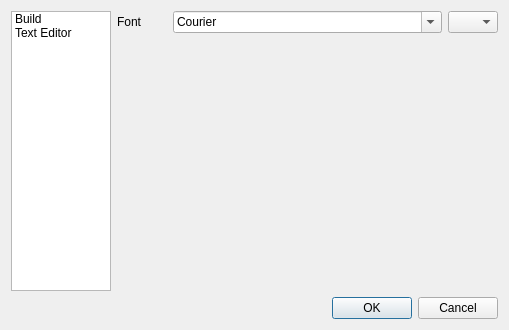
QkThings/qkide, file core/optionsdialog.ui: the form before one commit.
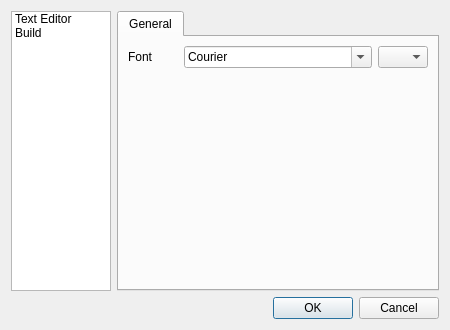
The form after the commit. The open tabs and pages were chosen to show the change.

The edit to the form file:
```diff
--- a/core/optionsdialog.ui
+++ b/core/optionsdialog.ui
@@ -6,10 +6,16 @@
    <rect>
     <x>0</x>
     <y>0</y>
-    <width>509</width>
+    <width>450</width>
     <height>330</height>
    </rect>
   </property>
+  <property name="minimumSize">
+   <size>
+    <width>450</width>
+    <height>0</height>
+   </size>
+  </property>
   <property name="windowTitle">
    <string>Options</string>
   </property>
@@ -30,16 +36,16 @@
          <height>16777215</height>
         </size>
        </property>
-       <item>
-        <property name="text">
-         <string>Build</string>
-        </property>
-       </item>
        <item>
         <property name="text">
          <string>Text Editor</string>
         </property>
        </item>
+       <item>
+        <property name="text">
+         <string>Build</string>
+        </property>
+       </item>
       </widget>
      </item>
      <item>
@@ -158,19 +164,29 @@
         </layout>
        </widget>
        <widget class="QWidget" name="page">
+        <layout class="QVBoxLayout" name="verticalLayout_5">
+         <property name="leftMargin">
+          <number>0</number>
+         </property>
+         <property name="topMargin">
+          <number>0</number>
+         </property>
+         <property name="rightMargin">
+          <number>0</number>
+         </property>
+         <property name="bottomMargin">
+          <number>0</number>
+         </property>
+         <item>
+          <widget class="QTabWidget" name="tabWidget_2">
+           <property name="currentIndex">
+            <number>0</number>
+           </property>
+           <widget class="QWidget" name="tab">
+            <attribute name="title">
+             <string>General</string>
+            </attribute>
         <layout class="QVBoxLayout" name="verticalLayout">
-         <property name="leftMargin">
-          <number>0</number>
-         </property>
-         <property name="topMargin">
-          <number>0</number>
-         </property>
-         <property name="rightMargin">
-          <number>0</number>
-         </property>
-         <property name="bottomMargin">
-          <number>0</number>
-         </property>
          <item>
           <layout class="QFormLayout" name="formLayout">
            <item row="0" column="0">
@@ -222,10 +238,14 @@
            <property name="sizeHint" stdset="0">
             <size>
              <width>20</width>
-             <height>40</height>
+                 <height>198</height>
             </size>
            </property>
           </spacer>
+             </item>
+            </layout>
+           </widget>
+          </widget>
          </item>
         </layout>
        </widget>
```
Lines whose indentation alone changed are shown as unchanged.
